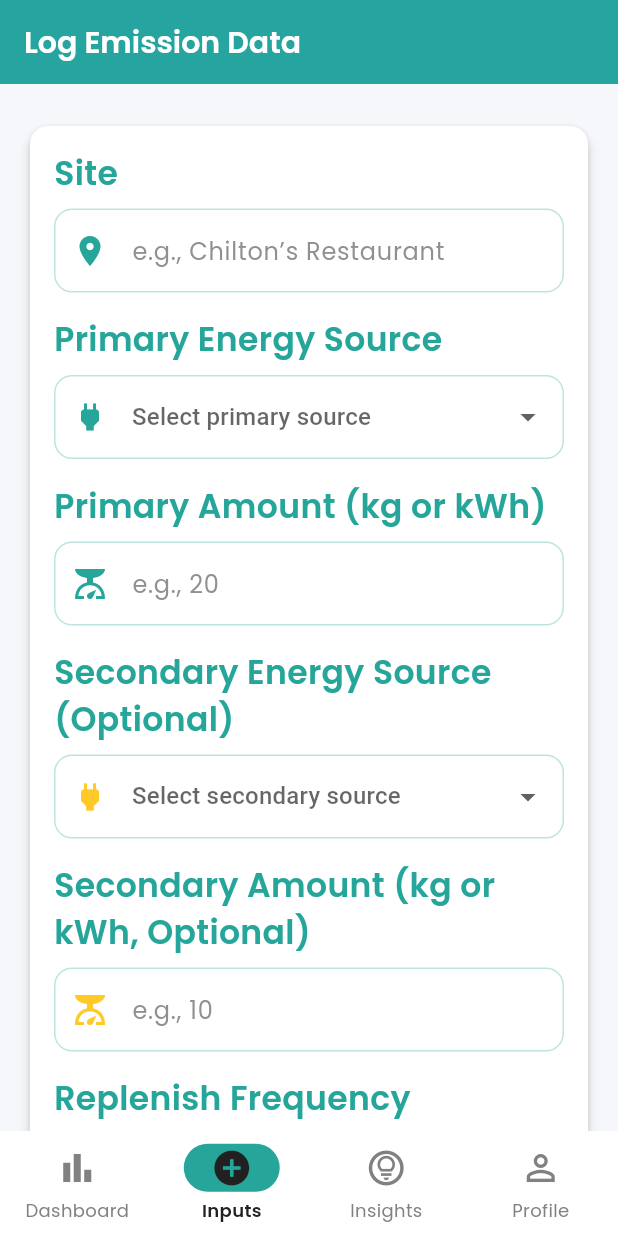
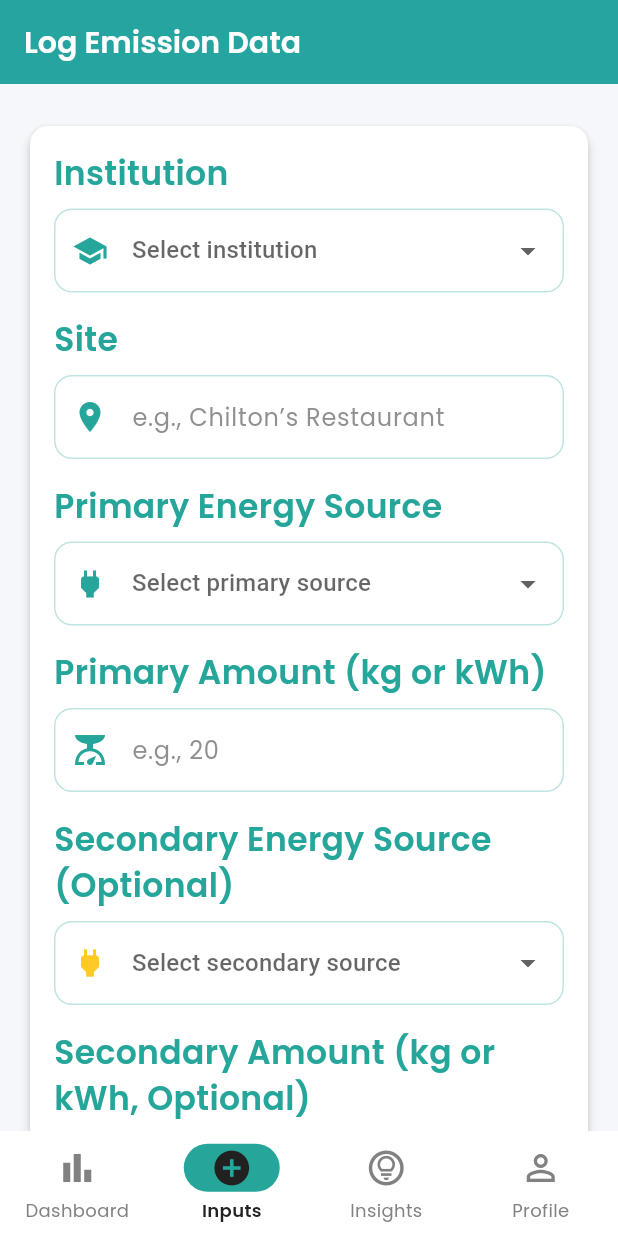
Before and after one commit to Linus-sys46/ecotrack, a Flutter app: the screen it shows after launch, item 2 of the bottom bar chosen, on a phone screen of 412 x 824 dp. Run offline on Flutter 3.47's test engine with Material 3 defaults, Android fonts, the phone set to English and light mode, and no system bars; our stand-ins replace fl_chart, google_fonts, supabase_flutter, syncfusion_flutter_gauges; accounts and stored records are empty.

Commit message:
add institution selection and duplicate site check in input form

```diff
--- a/lib/screens/inputs/input_screen.dart
+++ b/lib/screens/inputs/input_screen.dart
@@ -17,6 +17,7 @@ final supabase = Supabase.instance.client;
   final _formKey = GlobalKey<FormState>();
 
   // Form field controllers
+  String? _institution;
   final _siteController = TextEditingController();
   String? _primarySource;
   final _primaryAmountController = TextEditingController();
@@ -35,6 +36,7 @@ Map<String, dynamic>?
       latestEmission; // Store the latest submitted emission data
 
   // Options for dropdowns
+  final List<String> institutions = ['Daystar University', 'USIU'];
   final List<String> energySources = [
     'LPG',
     'Charcoal',
@@ -80,9 +82,12 @@ List<String> getAvailableSecondarySources() {
   // Fetch the latest emission data from the database
   Future<void> _fetchLatestEmission() async {
     try {
+      final userId = supabase.auth.currentUser?.id;
+      if (userId == null) return;
       final response = await supabase
           .from('emissions')
           .select()
+          .eq('user_id', userId)
           .order('created_at', ascending: false)
           .limit(1)
           .maybeSingle();
@@ -97,7 +102,25 @@ List<String> getAvailableSecondarySources() {
     }
   }
 
-// Calculate total emissions (example calculation)
+  // Check for duplicate site within institution
+  Future<bool> _checkDuplicateSite(String institution, String site) async {
+    try {
+      final userId = supabase.auth.currentUser?.id;
+      if (userId == null) return false;
+      final response = await supabase
+          .from('emissions')
+          .select()
+          .eq('user_id', userId)
+          .eq('institution', institution)
+          .eq('site', site);
+      return response.isNotEmpty;
+    } catch (error) {
+      _log.severe('Error checking duplicate site:', error);
+      return false;
+    }
+  }
+
+  // Calculate total emissions (unchanged)
   double calculateTotalEmissions(Map<String, dynamic> emission) {
     final double primaryAmount = (emission['primary_amount'] ?? 0).toDouble();
     final double secondaryAmount =
@@ -127,6 +150,20 @@ if (!_formKey.currentState!.validate()) {
       return;
     }
 
+    // Check for duplicate site within institution
+    final site = _siteController.text.trim();
+    if (_institution != null) {
+      final isDuplicate = await _checkDuplicateSite(_institution!, site);
+      if (isDuplicate) {
+        setState(() {
+          errorMessage =
+              "Site '$site' already exists for $_institution. Please use a different site name or update the existing entry.";
+          hasSubmitted = false;
+        });
+        return;
+      }
+    }
+
     setState(() {
       isLoading = true;
       errorMessage = null;
@@ -152,7 +189,8 @@ final String replenishValue = _replenish == 'Other'
       // Prepare data for submission
       final emissionData = {
         'user_id': user.id,
-        'site': _siteController.text.trim(),
+        'institution': _institution,
+        'site': site,
         'primary_source': _primarySource,
         'primary_amount':
             double.parse(_primaryAmountController.text.trim()).toDouble(),
@@ -184,6 +222,7 @@ if (response.isNotEmpty) {
         _customReplenishController.clear();
         _hoursController.clear();
         setState(() {
+          _institution = null;
           _primarySource = null;
           _secondarySource = null;
           _replenish = null;
@@ -245,6 +284,46 @@ body: CustomScrollView(
                         child: Column(
                           crossAxisAlignment: CrossAxisAlignment.start,
                           children: [
+                            // Institution
+                            Text(
+                              "Institution",
+                              style: AppTheme.lightTheme.textTheme.titleLarge
+                                  ?.copyWith(
+                                color: AppTheme.primaryColor,
+                              ),
+                            ),
+                            const SizedBox(height: 8),
+                            DropdownButtonFormField<String>(
+                              value: _institution,
+                              decoration: const InputDecoration(
+                                hintText: "Select institution",
+                                prefixIcon: Icon(Icons.school,
+                                    color: AppTheme.primaryColor),
+                              ),
+                              items: institutions.map((inst) {
+                                return DropdownMenuItem<String>(
+                                  value: inst,
+                                  child: Text(inst),
+                                );
+                              }).toList(),
+                              onChanged: (value) {
+                                setState(() {
+                                  _institution = value;
+                                  _clearErrorMessage();
+                                  if (hasSubmitted) {
+                                    _formKey.currentState?.validate();
+                                  }
+                                });
+                              },
+                              validator: (value) {
+                                if (value == null) {
+                                  return "Please select an institution.";
+                                }
+                                return null;
+                              },
+                            ),
+                            const SizedBox(height: 16),
+
                             // Site
                             Text(
                               "Site",
@@ -639,6 +718,11 @@ body: CustomScrollView(
                             )
                           else ...[
                             Text(
+                              "Institution: ${latestEmission!['institution'] ?? 'N/A'}",
+                              style: AppTheme.lightTheme.textTheme.bodyMedium,
+                            ),
+                            const SizedBox(height: 8),
+                            Text(
                               "Site: ${latestEmission!['site']}",
                               style: AppTheme.lightTheme.textTheme.bodyMedium,
                             ),
```
Lines whose indentation alone changed are shown as unchanged.
